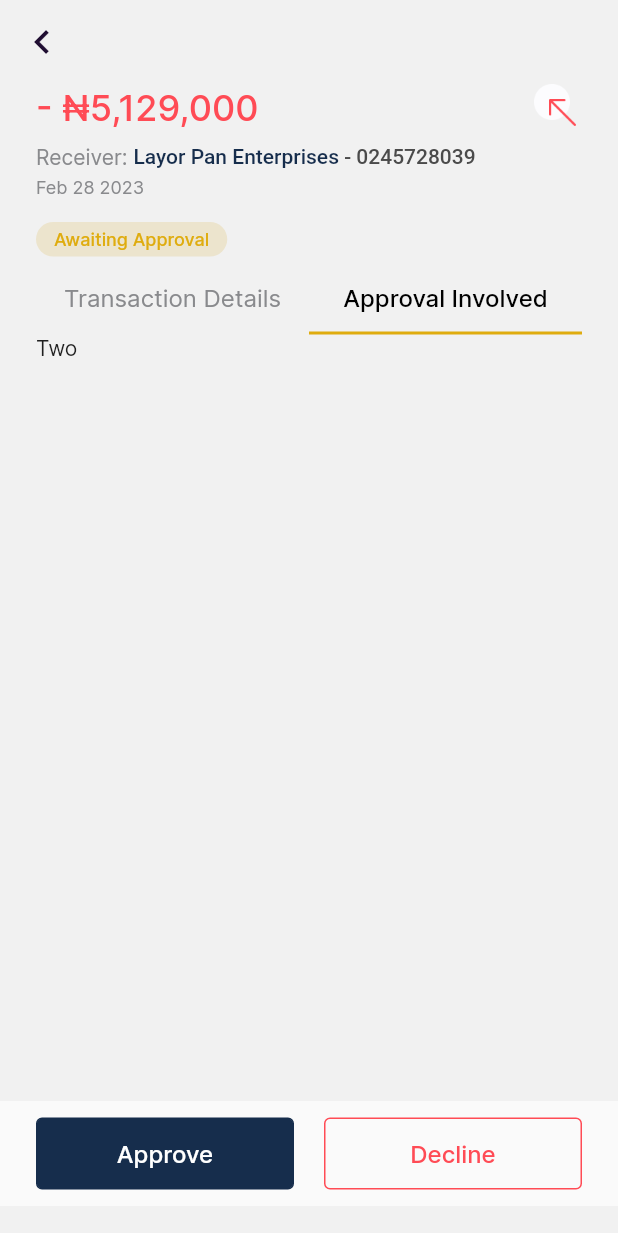
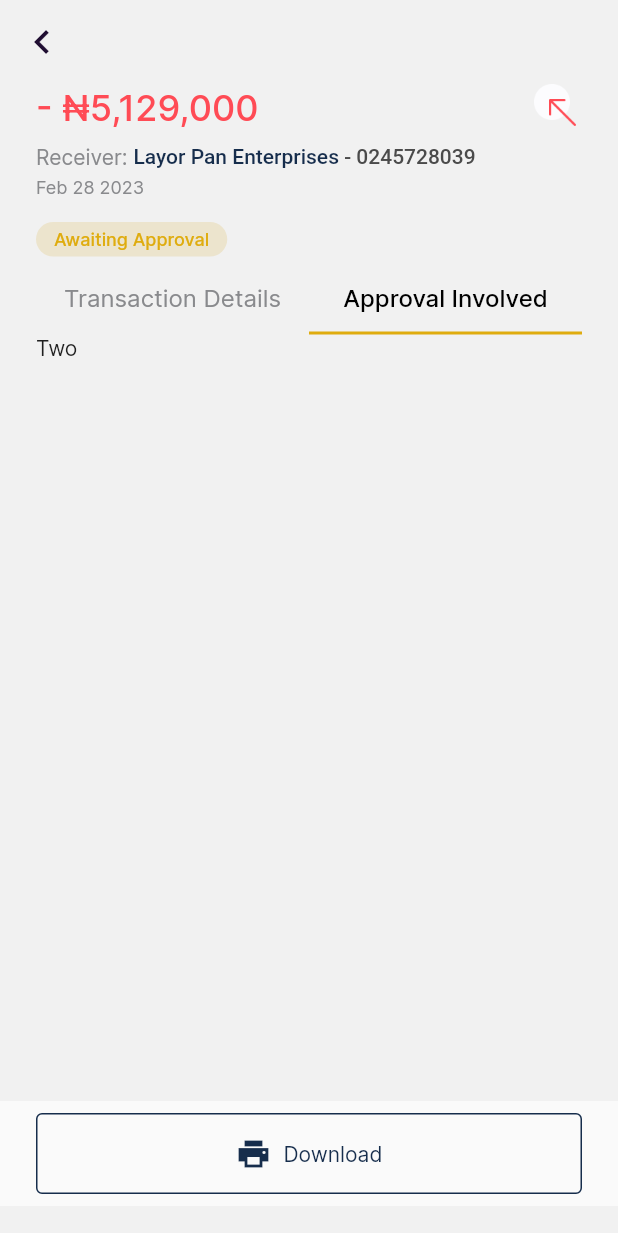
Before and after one commit to Tolulope05/firstbank_cib, a Flutter app: the TransactionDetailsScreen screen opened by its route, tab 2 chosen, after a tap on "Approve", on a phone screen of 412 x 824 dp. Shown: the top 1233 px of the screen. Run offline on Flutter 3.47's test engine with Material 2 defaults, Android fonts, the phone set to English and light mode, and no system bars; our stand-ins replace flutter_svg, get, pinput, smooth_page_indicator.

Commit message:
AppButton done

```diff
--- a/lib/view/dashboard/transaction_details_screen.dart
+++ b/lib/view/dashboard/transaction_details_screen.dart
@@ -18,6 +18,7 @@ class TransactionDetailsScreen extends StatefulWidget {
 class _TransactionDetailsScreenState extends State<TransactionDetailsScreen>
     with TickerProviderStateMixin {
   late TabController _tabController;
+  bool isSubmitted = false;
 
   @override
   void initState() {
@@ -171,11 +172,16 @@ class _TransactionDetailsScreenState extends State<TransactionDetailsScreen>
                   width: MediaQuery.of(context).size.width,
                   height: 70,
                   padding: const EdgeInsets.symmetric(horizontal: 24),
-                  child: Row(
+                  child: !isSubmitted
+                      ? Row(
                           children: [
                             Flexible(
                               child: AppButton(
-                          onTap: () {},
+                                onTap: () {
+                                  setState(() {
+                                    isSubmitted = true;
+                                  });
+                                },
                                 text: "Approve",
                               ),
                             ),
@@ -190,6 +196,35 @@ class _TransactionDetailsScreenState extends State<TransactionDetailsScreen>
                               ),
                             ),
                           ],
+                        )
+                      : Padding(
+                          padding: const EdgeInsets.symmetric(vertical: 8),
+                          child: AppButton(
+                            onTap: () {
+                              setState(() {
+                                isSubmitted = false;
+                              });
+                            },
+                            bgColor: Colors.transparent,
+                            borderColor: AppColors.primaryColor,
+                            textColor: AppColors.primaryColor,
+                            child: Row(
+                              mainAxisAlignment: MainAxisAlignment.center,
+                              children: const [
+                                Icon(
+                                  Icons.print_sharp,
+                                  color: AppColors.primaryColor,
+                                ),
+                                SizedBox(width: 8),
+                                Text(
+                                  "Download",
+                                  style: TextStyle(
+                                    color: AppColors.primaryColor,
+                                  ),
+                                )
+                              ],
+                            ),
+                          ),
                         )),
             ),
           )
```
Lines whose indentation alone changed are shown as unchanged.
